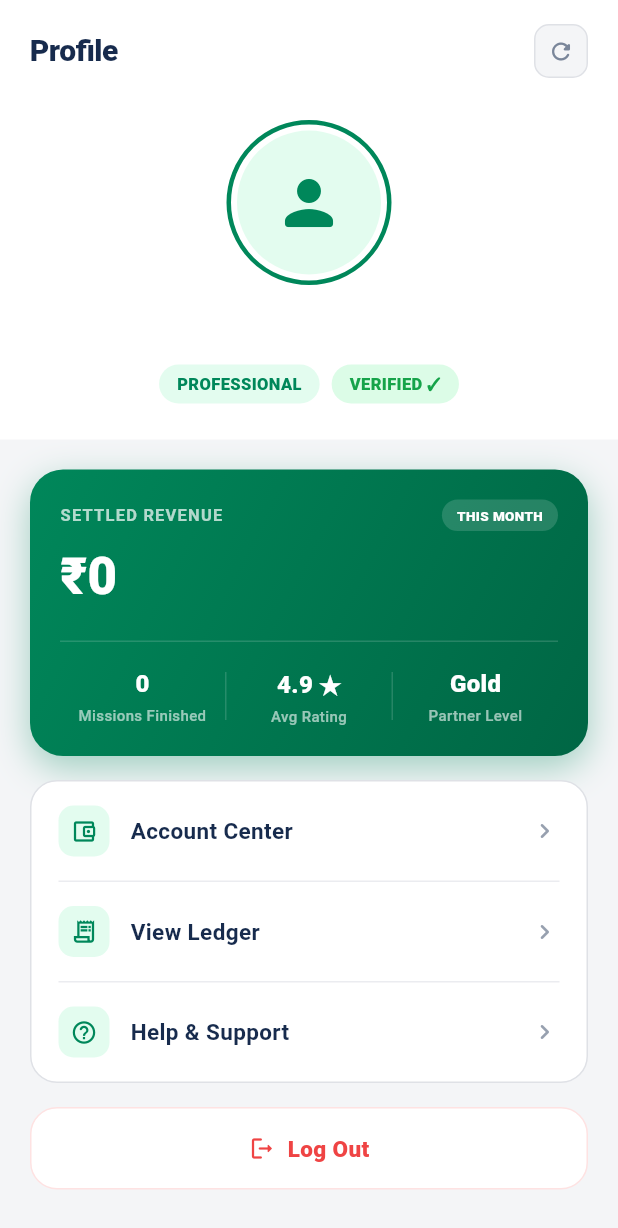
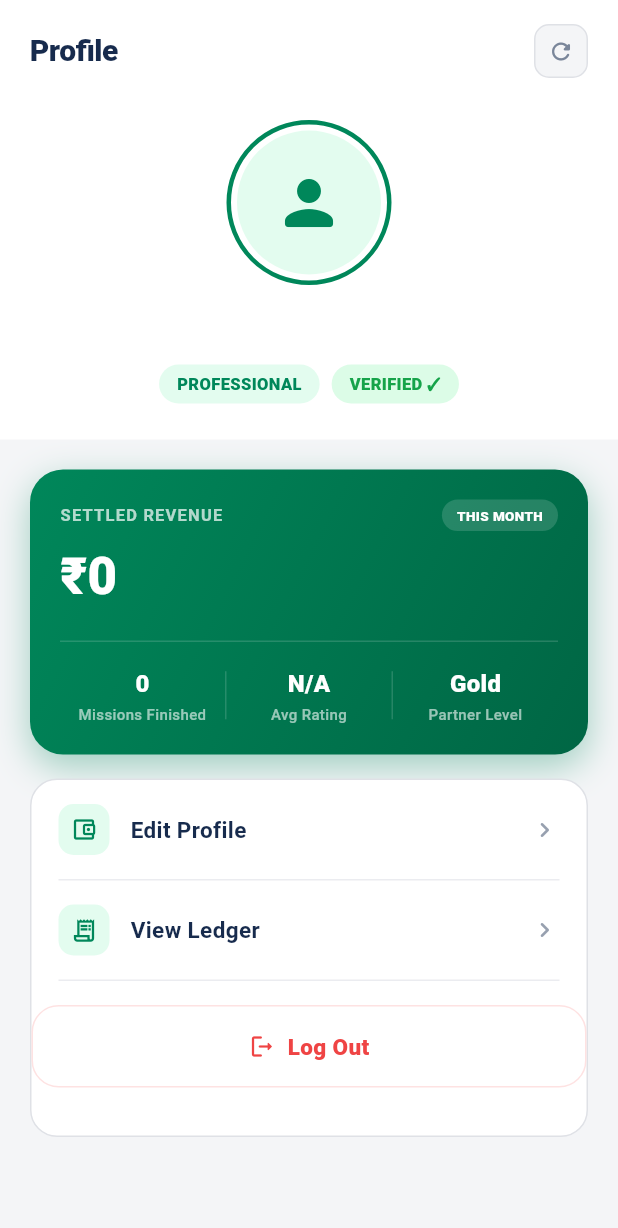
Before and after one commit to keyurvisavadiya/nearfix_partner, a Flutter app: the ProviderProfileScreen screen opened directly, on a phone screen of 412 x 824 dp. Shown: the top 1228 px of the screen. Run offline on Flutter 3.47's test engine with Material 3 defaults, Android fonts, the phone set to English and light mode, and no system bars; our stand-ins replace geolocator, image_picker, introduction_screen, shared_preferences; accounts and stored records are empty; network calls fail; Roboto replaces fonts that are missing (SF Pro Display).

Commit message:
rating system implemented

```diff
--- a/lib/profile/profile_screen.dart
+++ b/lib/profile/profile_screen.dart
@@ -18,6 +18,7 @@ class _ProviderProfileScreenState extends State<ProviderProfileScreen> {
   String _profilePic = "";
   String _totalRevenue = "0";
   int _totalMissions = 0;
+  double _rating = 0.0;
 
   @override
   void initState() {
@@ -35,6 +36,7 @@ class _ProviderProfileScreenState extends State<ProviderProfileScreen> {
     _fetchStats(prefs.getInt('provider_id') ?? 0);
   }
 
+
   Future<void> _fetchStats(int providerId) async {
     try {
       final res = await http.get(
@@ -47,15 +49,20 @@ class _ProviderProfileScreenState extends State<ProviderProfileScreen> {
         if (decoded['success']) {
           double revenue = 0;
           int finished = 0;
+
+          // Loop through jobs for revenue and mission count
           for (var job in decoded['data']) {
             if (job['status'].toString().toLowerCase() == 'completed') {
               revenue += double.tryParse(job['amount'].toString()) ?? 0;
               finished++;
             }
           }
+
           setState(() {
             _totalRevenue = revenue.toStringAsFixed(0);
             _totalMissions = finished;
+            // GET THE RATING FROM PHP HERE
+            _rating = (decoded['provider_rating'] ?? 0.0).toDouble();
           });
         }
       }
@@ -63,7 +70,6 @@ class _ProviderProfileScreenState extends State<ProviderProfileScreen> {
       debugPrint(e.toString());
     }
   }
-
   @override
   Widget build(BuildContext context) {
     String imageUrl =
@@ -167,7 +173,7 @@ class _ProviderProfileScreenState extends State<ProviderProfileScreen> {
                   // Menu items
                   _menuCard([
                     _menuItem(Icons.account_balance_wallet_outlined,
-                        'Account Center', () {}),
+                        'Edit Profile', () {}),
                     _divider(),
                     _menuItem(Icons.receipt_long_outlined, 'View Ledger', () {
                       Navigator.push(
@@ -176,9 +182,7 @@ class _ProviderProfileScreenState extends State<ProviderProfileScreen> {
                               builder: (_) => LedgerScreen()));
                     }),
                     _divider(),
-                    _menuItem(
-                        Icons.help_outline_rounded, 'Help & Support', () {}),
-                  ]),
+
 
                   const SizedBox(height: 16),
 
@@ -221,7 +225,7 @@ class _ProviderProfileScreenState extends State<ProviderProfileScreen> {
                   const SizedBox(height: 32),
                 ],
               ),
-            ),
+    ])),
           ),
         ],
       ),
@@ -291,7 +295,10 @@ class _ProviderProfileScreenState extends State<ProviderProfileScreen> {
                   width: 1,
                   height: 32,
                   color: Colors.white.withOpacity(0.15)),
-              _revenueStatItem('4.9 ★', 'Avg Rating'),
+              _revenueStatItem(
+                  _rating == 0.0 ? 'N/A' : '${_rating.toStringAsFixed(1)} ★',
+                  'Avg Rating'
+              ),
               Container(
                   width: 1,
                   height: 32,
```
Also changed, not shown: lib/home_screen/home_screen.dart (+11 -1 lines).
